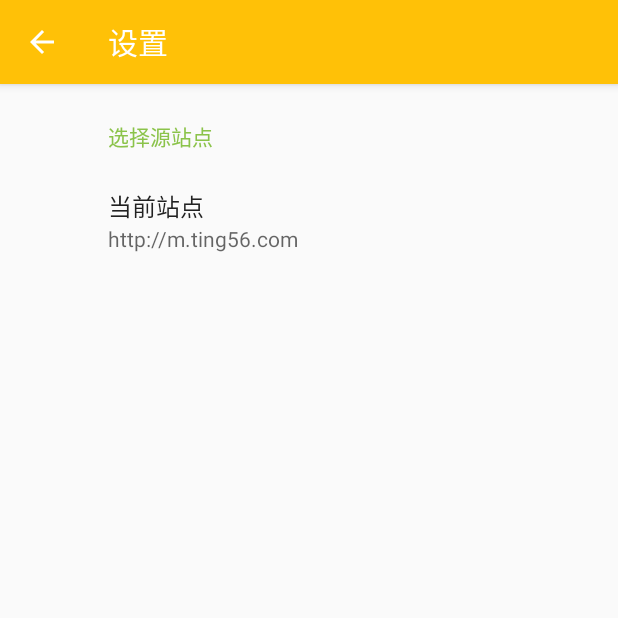
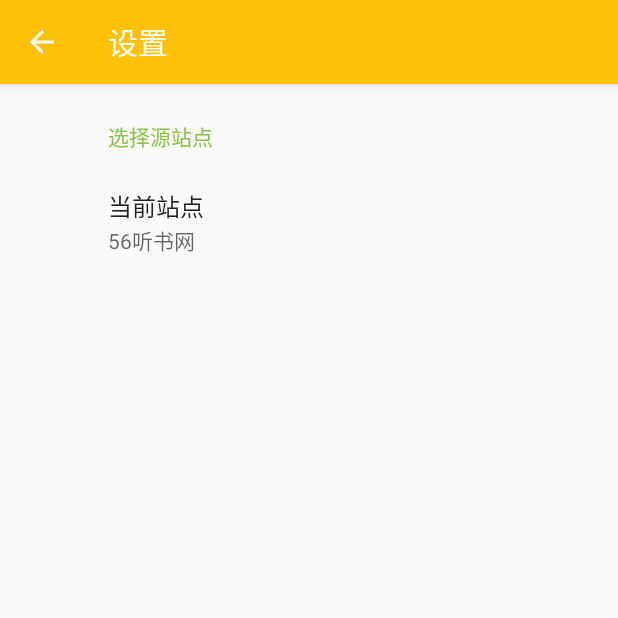
Before and after one commit to workbenson/tingshu, an Android app: the SettingsActivity screen opened directly, with no data from a screen before it, on a phone screen of 412 x 824 dp, the top half of it. Run offline under Robolectric (Android 15) with nearby library versions, the phone set to English and light mode, and no system bars; our stand-ins replace androidx.preference; network calls fail; 1 statement that could not run was skipped.

Commit message:
refactor: 简化添加听书源的步骤

```diff
--- a/app/src/main/java/com/github/eprendre/tingshu/sources/MyPlaybackPreparer.kt
+++ b/app/src/main/java/com/github/eprendre/tingshu/sources/MyPlaybackPreparer.kt
@@ -47,7 +47,7 @@ class MyPlaybackPreparer(
         Prefs.currentEpisodeName = App.currentEpisode().title
         RxBus.post(RxEvent.ParsingPlayUrlEvent())
 
-        TingShuSourceHandler.getAudioUrlExtractor(url, exoPlayer, dataSourceFactory)?.extract(url)
+        TingShuSourceHandler.getAudioUrlExtractor(url, exoPlayer, dataSourceFactory).extract(url)
     }
 
     override fun onPrepare() {
--- a/app/src/main/java/com/github/eprendre/tingshu/utils/Prefs.kt
+++ b/app/src/main/java/com/github/eprendre/tingshu/utils/Prefs.kt
@@ -3,6 +3,7 @@ package com.github.eprendre.tingshu.utils
 import android.content.Context
 import android.content.SharedPreferences
 import com.github.eprendre.tingshu.App
+import com.github.eprendre.tingshu.sources.TingShuSourceHandler
 
 object Prefs {
     private const val PREFS_FILENAME = "tingshu.prefs"
@@ -73,9 +74,6 @@ object Prefs {
         set(value) = prefs.edit().putString("current_cover", value).apply()
 
     var source: String
-        get() = prefs.getString("current_source", SOURCE_56TINGSHU)
+        get() = prefs.getString("current_source", TingShuSourceHandler.SOURCE_URL_56)!!
         set(value) = prefs.edit().putString("current_source", value).apply()
-
-    const val SOURCE_56TINGSHU = "56tingshu"
-    const val SOURCE_520TINGSHU = "520tingshu"
 }
--- a/app/src/main/res/values/arrays.xml
+++ b/app/src/main/res/values/arrays.xml
@@ -1,12 +1,12 @@
 <resources>
     <string-array name="source_entries">
-        <item>http://m.ting56.com</item>
-        <item>http://m.520tingshu.com</item>
+        <item>56听书网</item>
+        <item>520听书网</item>
     </string-array>
 
     <string-array name="source_values">
-        <item>56tingshu</item>
-        <item>520tingshu</item>
+        <item>http://m.ting56.com</item>
+        <item>http://m.520tingshu.com</item>
     </string-array>
 
     <string-array name="play_speed">
--- a/app/src/main/res/xml/root_preferences.xml
+++ b/app/src/main/res/xml/root_preferences.xml
@@ -25,7 +25,7 @@
                 app:title="@string/source_title"
                 app:entries="@array/source_entries"
                 app:entryValues="@array/source_values"
-                app:defaultValue="56tingshu"
+                app:defaultValue="http://m.ting56.com"
                 app:useSimpleSummaryProvider="true"/>
 
     </PreferenceCategory>
```
Also changed, not shown: app/src/main/java/com/github/eprendre/tingshu/sources/TingShuSourceHandler.kt (+21 -32 lines).
